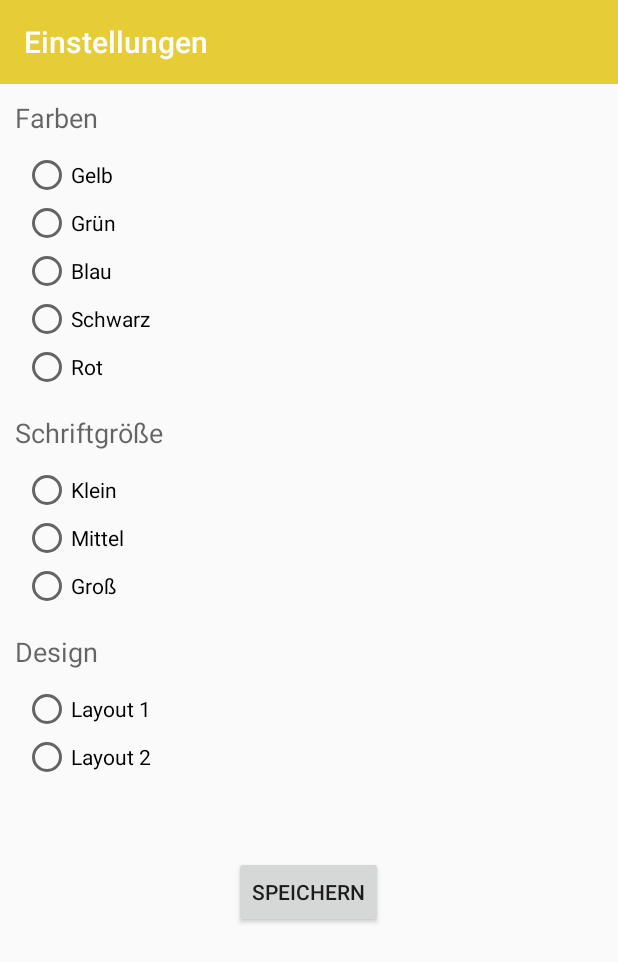
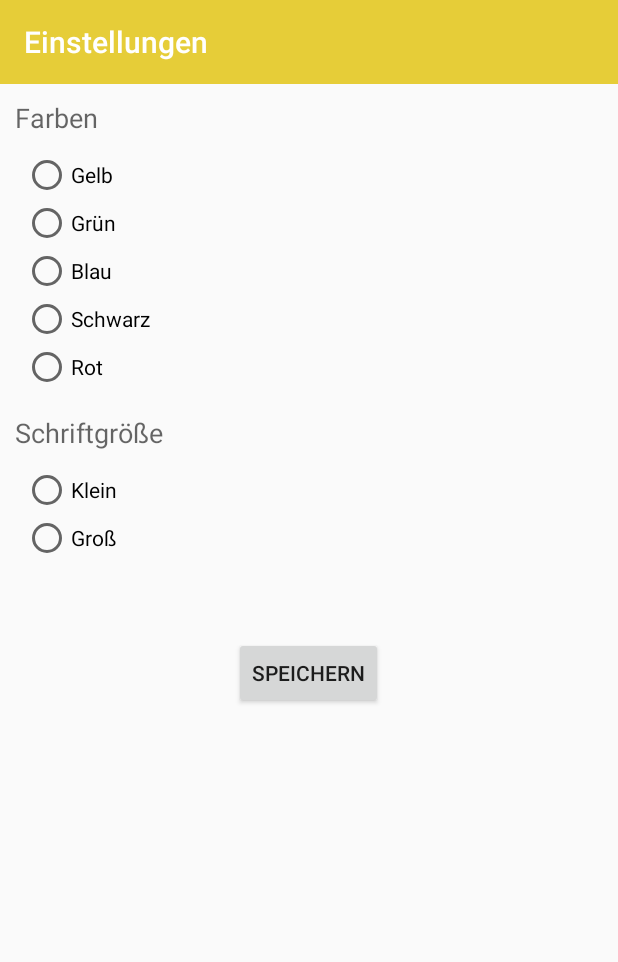
Before and after one commit to 3qic/MyApplication, an Android app: the SettingsActivity screen opened directly, with no data from a screen before it, on a phone screen of 412 x 824 dp. Shown: the top 962 px of the screen. Run offline under Robolectric (Android 15) with nearby library versions, the phone set to English and light mode, and no system bars.

Commit message:
random button gelöscht
layout funktion gelöscht

an layouts gearbeitet

```diff
--- a/app/src/main/java/com/example/myapplication/Constant.java
+++ b/app/src/main/java/com/example/myapplication/Constant.java
@@ -18,5 +18,5 @@ public class Constant implements Serializable {
     public  static float fontSize = 1;
     public  static float fontSizeSmall = 0.75f;
     public  static float fontSizeMedium = 1f;
-    public  static float fontSizeLarge = 1.5f;
+
 }
--- a/app/src/main/res/layout/activity_settings.xml
+++ b/app/src/main/res/layout/activity_settings.xml
@@ -115,48 +115,7 @@
                         android:id="@+id/radio_button_charsize_2"
                         android:layout_width="wrap_content"
                         android:layout_height="wrap_content"
-                        android:text="@string/radio_group2_size_2" />
-
-                    <RadioButton
-                        android:id="@+id/radio_button_charsize_3"
-                        android:layout_width="wrap_content"
-                        android:layout_height="wrap_content"
                         android:text="@string/radio_group2_size_3" />
-                </RadioGroup>
-
-                <TextView
-                    android:id="@+id/setting_text3"
-                    android:layout_width="wrap_content"
-                    android:layout_height="wrap_content"
-                    android:layout_below="@+id/radio_group_char_size"
-                    android:layout_alignParentStart="true"
-                    android:layout_alignParentLeft="true"
-                    android:layout_marginTop="15dp"
-                    android:layout_marginLeft="10dp"
-                    android:text="@string/preference_layout"
-                    android:textAppearance="?android:attr/textAppearanceMedium" />
-
-                <RadioGroup
-                    android:id="@+id/radio_layouts"
-                    android:layout_width="match_parent"
-                    android:layout_height="wrap_content"
-                    android:layout_below="@+id/setting_text2"
-                    android:layout_alignParentStart="true"
-                    android:layout_alignParentLeft="true"
-                    android:layout_marginLeft="15dp"
-                    android:layout_marginTop="10dp">
-
-                    <RadioButton
-                        android:layout_width="wrap_content"
-                        android:layout_height="wrap_content"
-                        android:text="@string/radio_group3_layout1"
-                        />
-
-                    <RadioButton
-                        android:layout_width="wrap_content"
-                        android:layout_height="wrap_content"
-                        android:text="@string/radio_group3_layout2"
-                        />
 
                 </RadioGroup>
 
--- a/app/src/main/res/values/strings.xml
+++ b/app/src/main/res/values/strings.xml
@@ -30,7 +30,6 @@
 
     <string name="preference_character_size">Schriftgröße</string>
     <string name="radio_group2_size_1">Klein</string>
-    <string name="radio_group2_size_2">Mittel</string>
     <string name="radio_group2_size_3">Groß</string>
 
     <string name="preference_layout">Design</string>
```
Also changed, not shown: app/src/main/java/com/example/myapplication/MainActivity.java (+0 -22 lines), app/src/main/java/com/example/myapplication/SettingsActivity.java (+3 -11 lines), app/src/main/res/layout-w600dp/fragment_profile.xml (+10 -1 lines), app/src/main/res/layout-w600dp/recipe_overview_activity.xml (+8 -8 lines), app/src/main/res/layout/activity_main.xml (+2 -17 lines).
